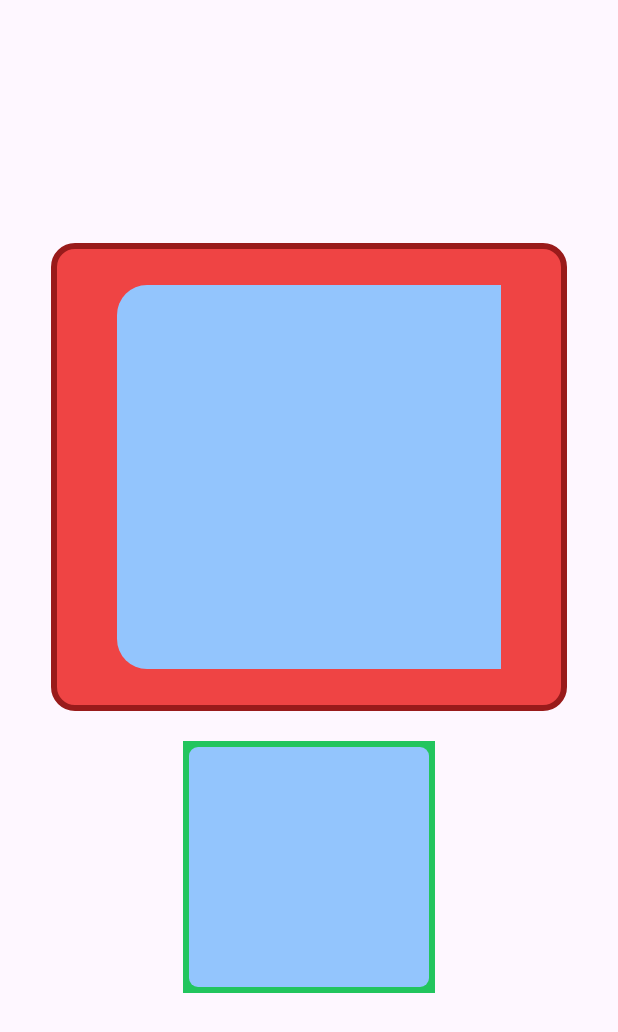
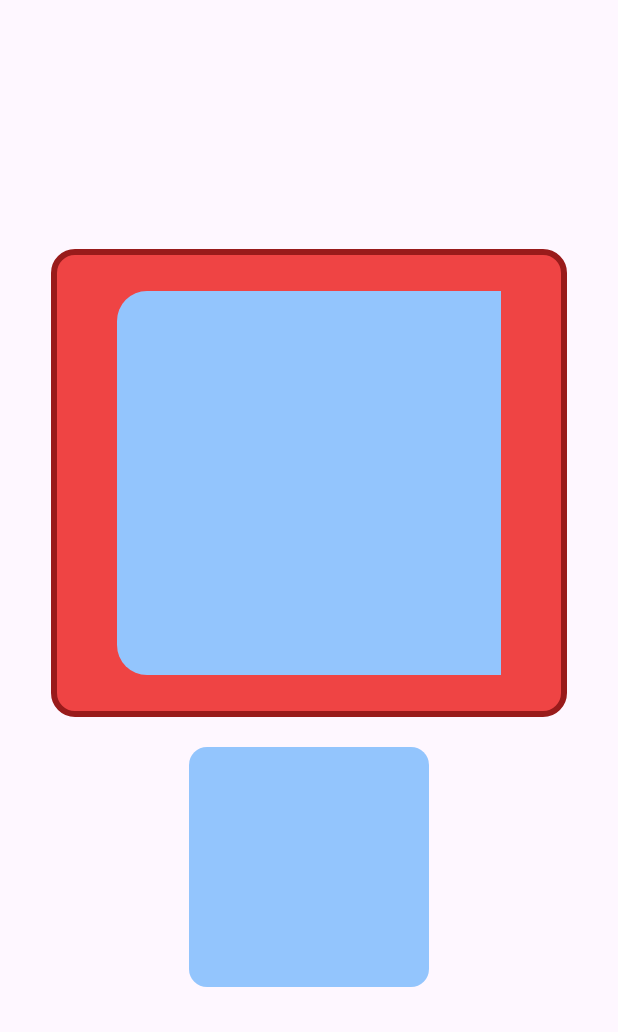
Before and after one commit to MRGRAVITY817/flutterwind, a Flutter app: the screen it shows after launch, on a phone screen of 412 x 824 dp. Shown: the top 1032 px of the screen. Run offline on Flutter 3.47's test engine with Material 3 defaults, Android fonts, the phone set to English and light mode, and no system bars.

```diff
--- a/example/lib/main.dart
+++ b/example/lib/main.dart
@@ -42,10 +42,7 @@ class MyHomePage extends StatelessWidget {
             ),
             SizedBox(height: 20),
             FwContainer(
-              style: "p-4 bg-green-500",
-              child: FwContainer(
-                style: "w-40 h-40 bg-blue-300 rounded-md",
-              ),
+              style: "size-40 bg-blue-300 rounded-xl",
             ),
           ],
         ),
```
Also changed, not shown: lib/src/parse_style/parse_sizing.dart (+15 -12 lines), 2 other files.
